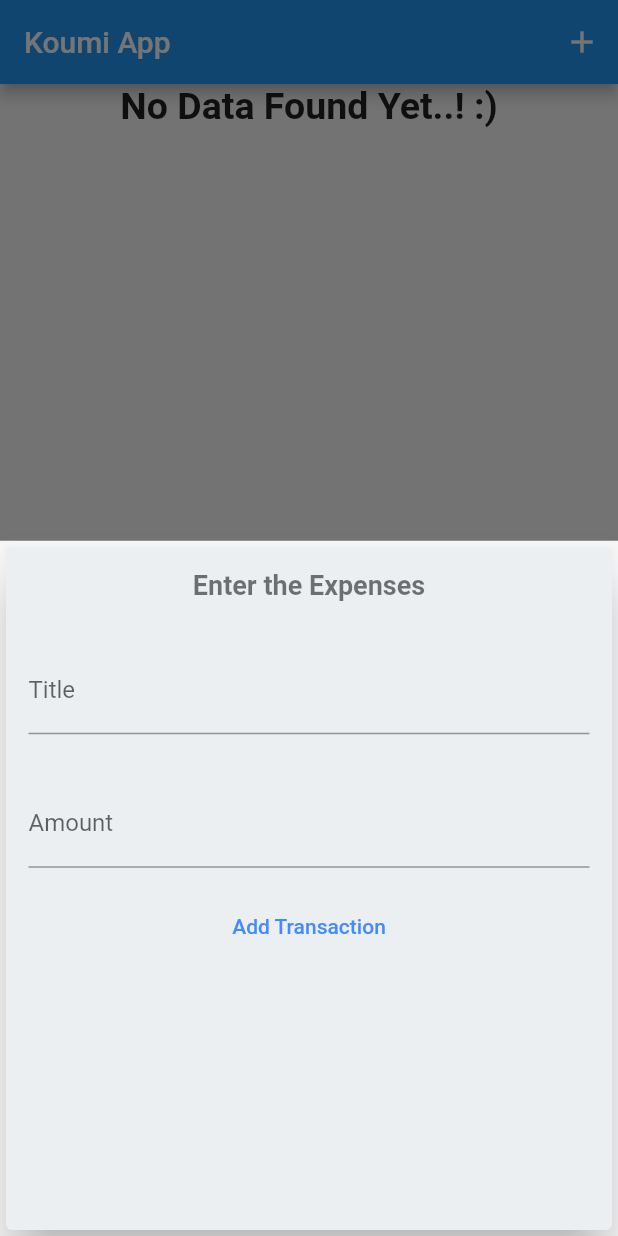
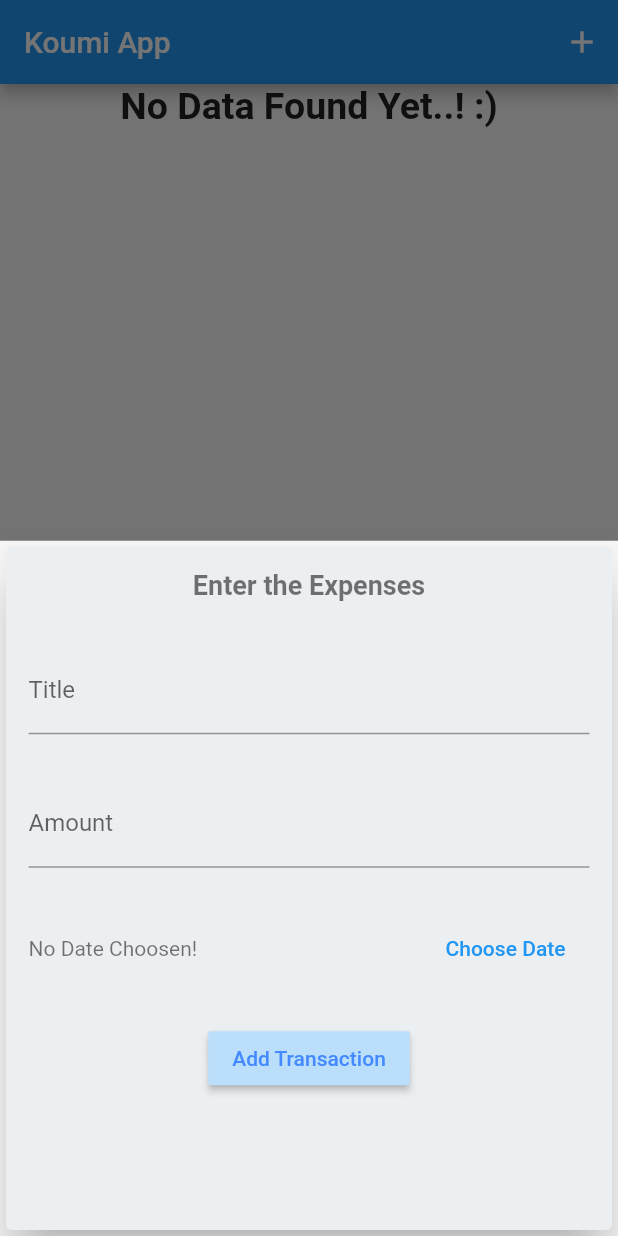
Before and after one commit to koumudi-panguluri/SimpleApp, a Flutter app: the screen it shows after launch, after a tap on the "add" icon, on a phone screen of 412 x 824 dp. Run offline on Flutter 3.47's test engine with Material 2 defaults, Android fonts, the phone set to English and light mode, and no system bars.

```diff
--- a/simple_app/lib/main.dart
+++ b/simple_app/lib/main.dart
@@ -51,13 +51,13 @@ class _MyHomeAppState extends State<MyHomeApp> {
     //     color: 0xff9FA8DA)
   ];
 
-  void _addNewTransaction(String name, double amount) {
+  void _addNewTransaction(String name, double amount, DateTime date) {
     final newTx = Transaction(
         title: name,
         id: 3,
         price: amount,
         currency: '\$',
-        date: DateTime.now(),
+        date: date,
         color: colors[colorCount]);
     setState(() {
       _transactions.add(newTx);
@@ -65,6 +65,12 @@ class _MyHomeAppState extends State<MyHomeApp> {
       if (colorCount > 4) {
         colorCount = 0;
       }
+    });
+  }
+
+  void _deleteTransaction(deleteTxId) {
+    setState(() {
+      _transactions.remove(deleteTxId);
     });
   }
 
@@ -126,7 +132,7 @@ class _MyHomeAppState extends State<MyHomeApp> {
                     //   ),
                     // ),
                     //
-                    TransactionList(_transactions),
+                    TransactionList(_transactions, _deleteTransaction),
                   ]),
             ),
       floatingActionButton: FloatingActionButton(
--- a/simple_app/lib/new_card_transaction.dart
+++ b/simple_app/lib/new_card_transaction.dart
@@ -1,4 +1,5 @@
 import 'package:flutter/material.dart';
+import 'package:intl/intl.dart';
 
 class NewTransaction extends StatefulWidget {
   final Function _addTransaction;
@@ -9,14 +10,31 @@ class NewTransaction extends StatefulWidget {
 class _NewTransactionState extends State<NewTransaction> {
   final titleController = TextEditingController();
   final amountController = TextEditingController();
+  DateTime dateChoosed;
   void _submitFields() {
     final String textField = titleController.text;
     final double amountField = double.parse(amountController.text);
-    if (textField.isEmpty || amountField <= 0) {
+    if (textField.isEmpty || amountField <= 0 || dateChoosed == null) {
       return;
     }
-    widget._addTransaction(textField, amountField);
+    widget._addTransaction(textField, amountField, dateChoosed);
     Navigator.of(context).pop();
+  }
+
+  void _selectedDate() {
+    showDatePicker(
+            context: context,
+            initialDate: DateTime.now(),
+            firstDate: DateTime(2019),
+            lastDate: DateTime.now())
+        .then((date) {
+      if (date == null) {
+        return;
+      }
+      setState(() {
+        dateChoosed = date;
+      });
+    });
   }
 
   @override
@@ -24,8 +42,7 @@ class _NewTransactionState extends State<NewTransaction> {
     return Card(
         color: Colors.blueGrey[50],
         elevation: 15,
-        child:
-            Column(crossAxisAlignment: CrossAxisAlignment.stretch, children: [
+        child: Column(crossAxisAlignment: CrossAxisAlignment.center, children: [
           Container(
               padding: EdgeInsets.all(15),
               child: Text(
@@ -54,7 +71,30 @@ class _NewTransactionState extends State<NewTransaction> {
             ),
           ),
           Container(
-              child: FlatButton(
+            padding: EdgeInsets.all(15),
+            child: Row(
+              mainAxisAlignment: MainAxisAlignment.spaceBetween,
+              children: [
+                Text(
+                  dateChoosed == null
+                      ? 'No Date Choosen!'
+                      : DateFormat.yMMMd().format(dateChoosed),
+                  style: TextStyle(color: Colors.black54),
+                ),
+                FlatButton(
+                    // padding: EdgeInsets.symmetric(horizontal: 15, vertical: 0),
+                    child: Text(
+                      'Choose Date',
+                      style: TextStyle(color: Colors.blue),
+                    ),
+                    onPressed: _selectedDate)
+              ],
+            ),
+          ),
+          Container(
+              padding: EdgeInsets.all(10),
+              child: RaisedButton(
+                  color: Colors.blue[100],
                   child: Text(
                     'Add Transaction',
                     style: TextStyle(color: Colors.blueAccent),
```
Also changed, not shown: simple_app/lib/chart.dart (+17 -7 lines), simple_app/lib/chart_bar.dart (+7 -2 lines), simple_app/lib/transaction_list.dart (+33 -9 lines).
